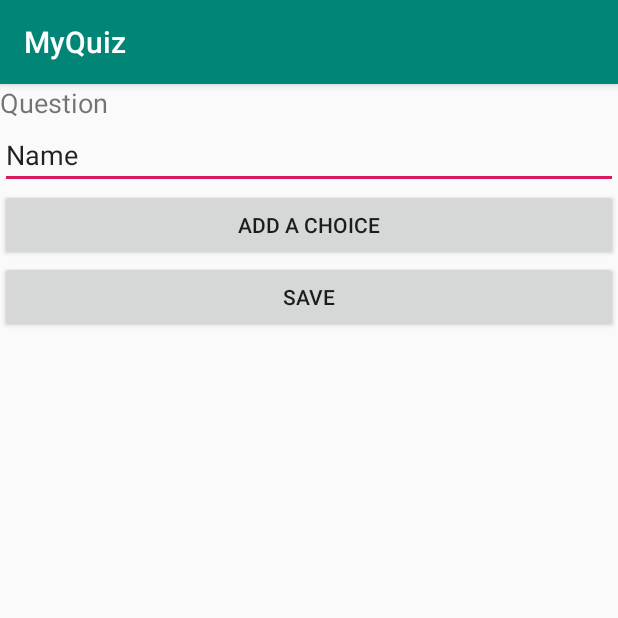
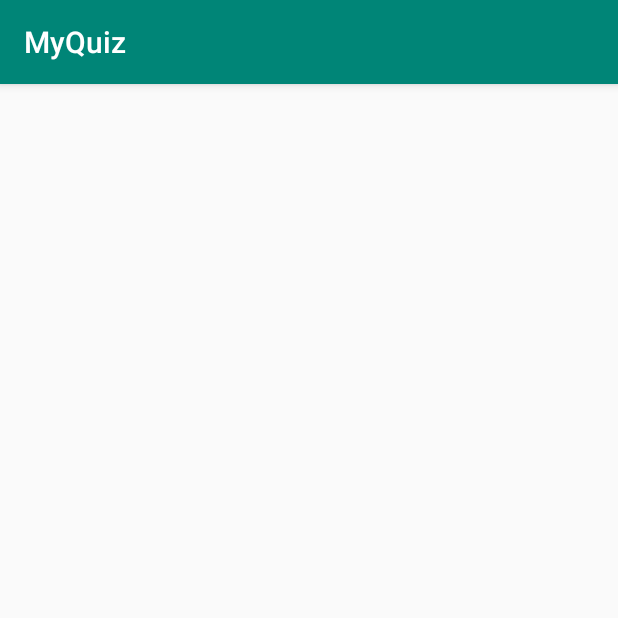
Before and after one commit to thanaoat/MyQuiz, an Android app: the screen it shows after launch (MainActivity), on a phone screen of 412 x 824 dp, the top half of it. Run offline under Robolectric (Android 15) with nearby library versions, the phone set to English and light mode, and no system bars.

Commit message:
Add question list fragment

```diff
--- a/app/src/main/java/email/com/gmail/thananon/oat/myquiz/MainActivity.kt
+++ b/app/src/main/java/email/com/gmail/thananon/oat/myquiz/MainActivity.kt
@@ -12,7 +12,7 @@ class MainActivity : AppCompatActivity() {
         val currentFragment = supportFragmentManager.findFragmentById(R.id.fragment_container)
 
         if (currentFragment == null) {
-            val fragment = QuestionFragment()
+            val fragment = QuestionListFragment()
             supportFragmentManager
                 .beginTransaction()
                 .add(R.id.fragment_container, fragment)
--- /dev/null
+++ b/app/src/main/java/email/com/gmail/thananon/oat/myquiz/QuestionListFragment.kt
@@ -0,0 +1,27 @@
+package email.com.gmail.thananon.oat.myquiz
+
+import android.os.Bundle
+import android.view.LayoutInflater
+import android.view.View
+import android.view.ViewGroup
+import androidx.fragment.app.Fragment
+import androidx.recyclerview.widget.LinearLayoutManager
+import androidx.recyclerview.widget.RecyclerView
+
+class QuestionListFragment : Fragment() {
+
+    private lateinit var questionRecyclerView: RecyclerView
+
+    override fun onCreateView(
+        inflater: LayoutInflater,
+        container: ViewGroup?,
+        savedInstanceState: Bundle?
+    ): View? {
+        val view = inflater.inflate(R.layout.fragment_question_list, container, false)
+
+        questionRecyclerView = view.findViewById(R.id.questionRecyclerView)
+        questionRecyclerView.layoutManager = LinearLayoutManager(context)
+
+        return view
+    }
+}
--- /dev/null
+++ b/app/src/main/res/layout/fragment_question_list.xml
@@ -0,0 +1,8 @@
+<?xml version="1.0" encoding="utf-8"?>
+<androidx.recyclerview.widget.RecyclerView xmlns:android="http://schemas.android.com/apk/res/android"
+    android:id="@+id/questionRecyclerView"
+    android:layout_width="match_parent"
+    android:layout_height="match_parent"
+    android:orientation="vertical">
+
+</androidx.recyclerview.widget.RecyclerView>
```
